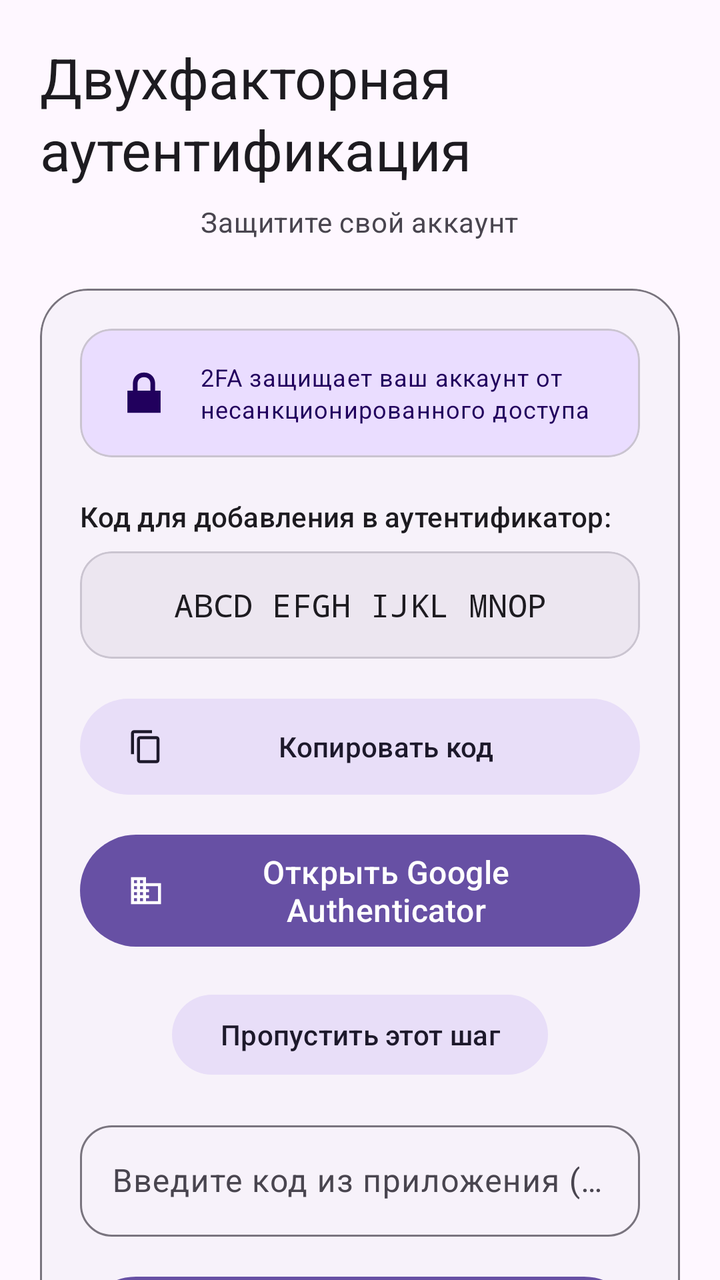
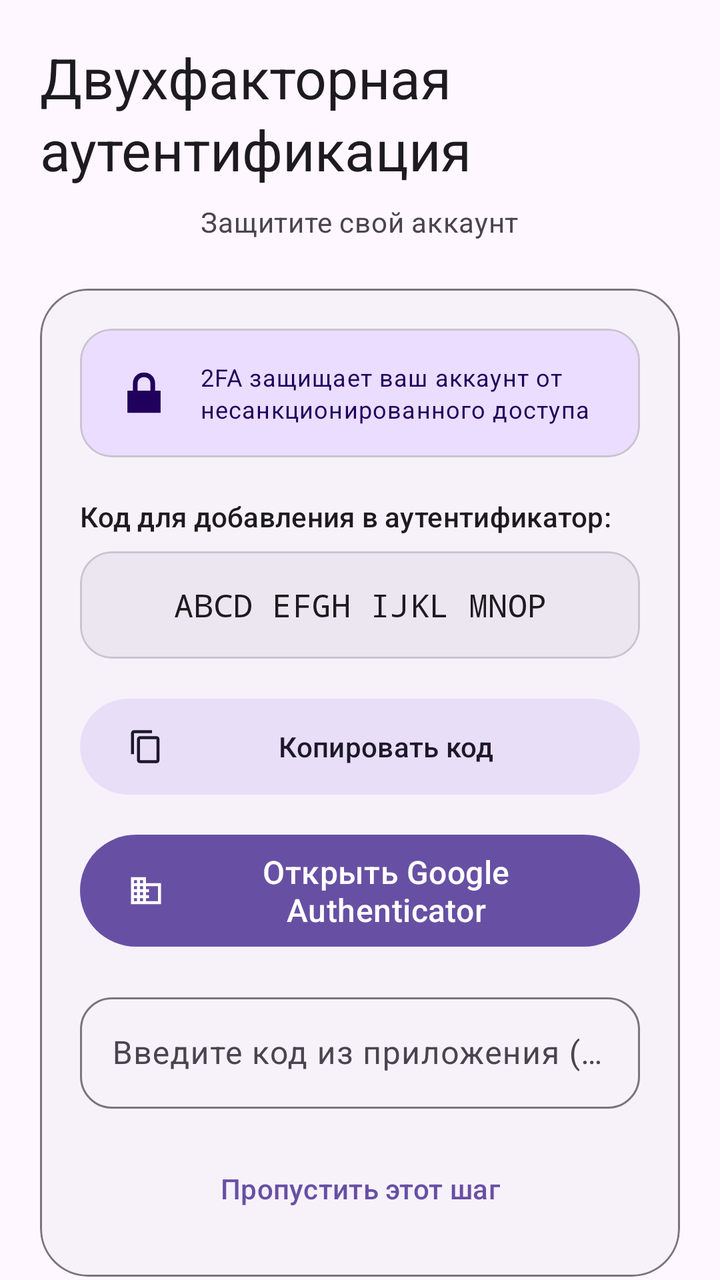

Two renders of the same Android screen: before a commit and after it. Below are the layout's source before the change and the commit's diff.
<!-- AndroidManifest.xml: application theme Theme.BarkfluffClientAndroid -->
<!-- res/layout/step_register_08_2fa.xml -->
<?xml version="1.0" encoding="utf-8"?>
<androidx.core.widget.NestedScrollView xmlns:android="http://schemas.android.com/apk/res/android"
    xmlns:app="http://schemas.android.com/apk/res-auto"
    android:layout_width="match_parent"
    android:layout_height="match_parent"
    android:fillViewport="true">

    <LinearLayout
        android:layout_width="match_parent"
        android:layout_height="wrap_content"
        android:gravity="center"
        android:orientation="vertical"
        android:padding="20dp">

        
        <TextView
            android:layout_width="wrap_content"
            android:layout_height="wrap_content"
            android:layout_marginBottom="8dp"
            android:text="Двухфакторная аутентификация"
            android:textAppearance="?attr/textAppearanceHeadlineMedium"
            android:textColor="?attr/colorOnSurface" />

        
        <TextView
            android:layout_width="wrap_content"
            android:layout_height="wrap_content"
            android:layout_marginBottom="24dp"
            android:text="Защитите свой аккаунт"
            android:textAppearance="?attr/textAppearanceBodyMedium"
            android:textColor="?attr/colorOnSurfaceVariant" />

        
        <com.google.android.material.card.MaterialCardView
            android:layout_width="match_parent"
            android:layout_height="wrap_content"
            app:cardBackgroundColor="?attr/colorSurfaceContainerLow"
            app:cardCornerRadius="24dp"
            app:cardElevation="0dp"
            app:strokeColor="?attr/colorOutline"
            app:strokeWidth="1dp">

            <LinearLayout
                android:layout_width="match_parent"
                android:layout_height="wrap_content"
                android:orientation="vertical"
                android:padding="20dp">

            
            <com.google.android.material.card.MaterialCardView
                android:layout_width="match_parent"
                android:layout_height="wrap_content"
                android:layout_marginBottom="20dp"
                app:cardBackgroundColor="?attr/colorPrimaryContainer"
                app:cardCornerRadius="16dp"
                app:cardElevation="0dp">

                <LinearLayout
                    android:layout_width="match_parent"
                    android:layout_height="wrap_content"
                    android:gravity="center"
                    android:orientation="horizontal"
                    android:padding="16dp">

                    <ImageView
                        android:layout_width="32dp"
                        android:layout_height="32dp"
                        android:src="@android:drawable/ic_lock_lock"
                        app:tint="?attr/colorOnPrimaryContainer" />

                    <TextView
                        android:layout_width="0dp"
                        android:layout_height="wrap_content"
                        android:layout_marginStart="12dp"
                        android:layout_weight="1"
                        android:text="2FA защищает ваш аккаунт от несанкционированного доступа"
                        android:textAppearance="?attr/textAppearanceBodySmall"
                        android:textColor="?attr/colorOnPrimaryContainer" />

                </LinearLayout>

            </com.google.android.material.card.MaterialCardView>

            
            <TextView
                android:layout_width="wrap_content"
                android:layout_height="wrap_content"
                android:text="Код для добавления в аутентификатор:"
                android:textAppearance="?attr/textAppearanceLabelLarge"
                android:textColor="?attr/colorOnSurface" />

            <com.google.android.material.card.MaterialCardView
                android:layout_width="match_parent"
                android:layout_height="wrap_content"
                android:layout_marginTop="8dp"
                android:layout_marginBottom="16dp"
                app:cardBackgroundColor="?attr/colorSurfaceContainerHigh"
                app:cardCornerRadius="16dp"
                app:cardElevation="0dp">

                <TextView
                    android:id="@+id/twoFaSecretCode"
                    android:layout_width="match_parent"
                    android:layout_height="wrap_content"
                    android:fontFamily="monospace"
                    android:gravity="center"
                    android:padding="16dp"
                    android:text="ABCD EFGH IJKL MNOP"
                    android:textAppearance="?attr/textAppearanceTitleMedium"
                    android:textColor="?attr/colorOnSurface"
                    android:textIsSelectable="true" />

            </com.google.android.material.card.MaterialCardView>

            
            <com.google.android.material.button.MaterialButton
                android:id="@+id/copyCodeButton"
                style="@style/Widget.Material3.Button.TonalButton"
                android:layout_width="match_parent"
                android:layout_height="56dp"
                android:layout_marginBottom="12dp"
                android:text="Копировать код"
                android:textAllCaps="false"
                app:cornerRadius="28dp"
                app:icon="@drawable/ic_copy_content" />

            
            <com.google.android.material.button.MaterialButton
                android:id="@+id/openAuthenticatorButton"
                android:layout_width="match_parent"
                android:layout_height="64dp"
                android:text="Открыть Google Authenticator"
                android:textAllCaps="false"
                android:textAppearance="?attr/textAppearanceTitleMedium"
                app:cornerRadius="32dp"
                app:icon="@drawable/ic_grid" />

            
            <com.google.android.material.button.MaterialButton
                android:id="@+id/skip2faButton"
                style="@style/Widget.Material3.Button.TonalButton"
                android:layout_width="wrap_content"
                android:layout_height="wrap_content"
                android:layout_gravity="center_horizontal"
                android:layout_marginTop="16dp"
                android:layout_marginBottom="8dp"
                android:text="Пропустить этот шаг"
                android:textAllCaps="false" />

            
            <com.google.android.material.textfield.TextInputLayout
                android:id="@+id/otpCodeInputLayout"
                style="@style/Widget.Material3.TextInputLayout.OutlinedBox"
                android:layout_width="match_parent"
                android:layout_height="wrap_content"
                android:layout_marginTop="8dp"
                android:hint="Введите код из приложения (6 цифр)"
                app:boxCornerRadiusBottomEnd="16dp"
                app:boxCornerRadiusBottomStart="16dp"
                app:boxCornerRadiusTopEnd="16dp"
                app:boxCornerRadiusTopStart="16dp">

                <com.google.android.material.textfield.TextInputEditText
                    android:id="@+id/otpCodeEditText"
                    android:layout_width="match_parent"
                    android:layout_height="wrap_content"
                    android:inputType="number"
                    android:maxLength="6" />

            </com.google.android.material.textfield.TextInputLayout>

            <TextView
                android:id="@+id/otpErrorText"
                android:layout_width="wrap_content"
                android:layout_height="wrap_content"
                android:layout_marginTop="8dp"
                android:textColor="?attr/colorError"
                android:textAppearance="?attr/textAppearanceLabelSmall"
                android:visibility="gone" />

            
            <com.google.android.material.button.MaterialButton
                android:id="@+id/verifyOtpButton"
                android:layout_width="match_parent"
                android:layout_height="64dp"
                android:layout_marginTop="16dp"
                android:text="Далее"
                android:textAllCaps="false"
                android:textAppearance="?attr/textAppearanceTitleMedium"
                app:cornerRadius="32dp" />

            </LinearLayout>

        </com.google.android.material.card.MaterialCardView>

    </LinearLayout>

</androidx.core.widget.NestedScrollView>
<!-- resources referenced by this layout -->
<resources>
  <!-- drawable ic_copy_content (drawable) -->
  <?xml version="1.0" encoding="utf-8"?>
  <vector xmlns:android="http://schemas.android.com/apk/res/android"
      android:width="24dp"
      android:height="24dp"
      android:viewportWidth="24"
      android:viewportHeight="24">
      <path
          android:fillColor="?attr/colorOnSurface"
          android:pathData="M16,1H4C2.9,1 2,1.9 2,3v14h2V3h12V1zM19,5H8C6.9,5 6,5.9 6,7v14c0,1.1 0.9,2 2,2h11c1.1,0 2,-0.9 2,-2V7C21,5.9 20.1,5 19,5zM19,21H8V7h11V21z"/>
  </vector>
  <!-- drawable ic_grid (drawable) -->
  <?xml version="1.0" encoding="utf-8"?>
  <vector xmlns:android="http://schemas.android.com/apk/res/android"
      android:width="24dp"
      android:height="24dp"
      android:viewportWidth="24"
      android:viewportHeight="24">
      <path
          android:fillColor="?attr/colorOnSurface"
          android:pathData="M12,7V3H2v18h20V7H12zM6,19H4v-2h2V19zM6,15H4v-2h2V15zM6,11H4V9h2V11zM6,7H4V5h2V7zM10,19H8v-2h2V19zM10,15H8v-2h2V15zM10,11H8V9h2V11zM10,7H8V5h2V7zM20,19h-8v-2h2v-2h-2v-2h2V11h-2V9h8V19z"/>
  </vector>
  <style name="Theme.BarkfluffClientAndroid" parent="Base.Theme.BarkfluffClientAndroid" />
  <style name="Base.Theme.BarkfluffClientAndroid" parent="Theme.Material3.DayNight.NoActionBar">
          
          <item name="android:windowLayoutInDisplayCutoutMode" tools:targetApi="p">shortEdges</item>
          <item name="android:statusBarColor">@android:color/transparent</item>
          <item name="android:navigationBarColor">@android:color/transparent</item>
          <item name="android:windowBackground">?android:attr/colorBackground</item>
  
          
          <item name="shapeAppearanceSmallComponent">@style/ShapeAppearance.Material3.SmallComponent</item>
          <item name="shapeAppearanceMediumComponent">@style/ShapeAppearance.Material3.MediumComponent</item>
          <item name="shapeAppearanceLargeComponent">@style/ShapeAppearance.Material3.LargeComponent</item>
  
          
          <item name="textAppearanceDisplayLarge">@style/TextAppearance.Material3.DisplayLarge</item>
          <item name="textAppearanceHeadlineLarge">@style/TextAppearance.Material3.HeadlineLarge</item>
          <item name="textAppearanceTitleLarge">@style/TextAppearance.Material3.TitleLarge</item>
      </style>
</resources>

<!-- the commit's change to res/layout/step_register_08_2fa.xml (unified diff, before → after) -->
@@ -136,24 +136,12 @@
                 app:icon="@drawable/ic_grid" />
 
             
-            <com.google.android.material.button.MaterialButton
-                android:id="@+id/skip2faButton"
-                style="@style/Widget.Material3.Button.TonalButton"
-                android:layout_width="wrap_content"
-                android:layout_height="wrap_content"
-                android:layout_gravity="center_horizontal"
-                android:layout_marginTop="16dp"
-                android:layout_marginBottom="8dp"
-                android:text="Пропустить этот шаг"
-                android:textAllCaps="false" />
-
-            
             <com.google.android.material.textfield.TextInputLayout
                 android:id="@+id/otpCodeInputLayout"
                 style="@style/Widget.Material3.TextInputLayout.OutlinedBox"
                 android:layout_width="match_parent"
                 android:layout_height="wrap_content"
-                android:layout_marginTop="8dp"
+                android:layout_marginTop="16dp"
                 android:hint="Введите код из приложения (6 цифр)"
                 app:boxCornerRadiusBottomEnd="16dp"
                 app:boxCornerRadiusBottomStart="16dp"
@@ -180,14 +168,14 @@
 
             
             <com.google.android.material.button.MaterialButton
-                android:id="@+id/verifyOtpButton"
-                android:layout_width="match_parent"
-                android:layout_height="64dp"
+                android:id="@+id/skip2faButton"
+                style="@style/Widget.Material3.Button.TextButton"
+                android:layout_width="wrap_content"
+                android:layout_height="wrap_content"
+                android:layout_gravity="center_horizontal"
                 android:layout_marginTop="16dp"
-                android:text="Далее"
-                android:textAllCaps="false"
-                android:textAppearance="?attr/textAppearanceTitleMedium"
-                app:cornerRadius="32dp" />
+                android:text="Пропустить этот шаг"
+                android:textAllCaps="false" />
 
             </LinearLayout>
 
